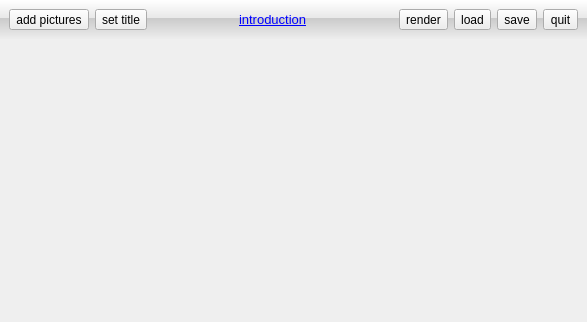
The window that FotoWall.ui (enricoros/fotowall) describes before a commit, drawn with Qt 5.
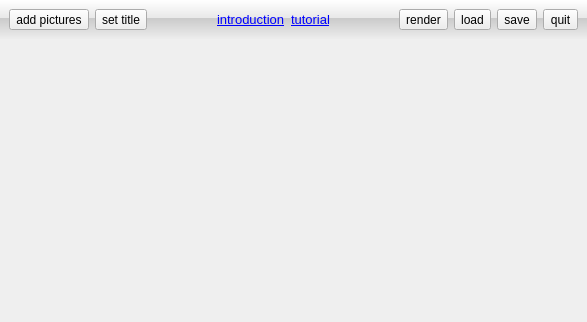
The same window after the commit. Icons and pictures are not drawn.

```diff
--- a/FotoWall.ui
+++ b/FotoWall.ui
@@ -83,6 +83,17 @@
         </property>
        </widget>
       </item>
+      <item>
+       <widget class="QLabel" name="tutLabel">
+        <property name="text">
+         <string>&lt;!DOCTYPE HTML PUBLIC &quot;-//W3C//DTD HTML 4.0//EN&quot; &quot;http://www.w3.org/TR/REC-html40/strict.dtd&quot;&gt;
+&lt;html&gt;&lt;head&gt;&lt;meta name=&quot;qrichtext&quot; content=&quot;1&quot; /&gt;&lt;style type=&quot;text/css&quot;&gt;
+p, li { white-space: pre-wrap; }
+&lt;/style&gt;&lt;/head&gt;&lt;body style=&quot; font-family:'Sans Serif'; font-size:10pt; font-weight:400; font-style:normal;&quot;&gt;
+&lt;p style=&quot; margin-top:0px; margin-bottom:0px; margin-left:0px; margin-right:0px; -qt-block-indent:0; text-indent:0px;&quot;&gt;&lt;a href=&quot;help&quot;&gt;&lt;span style=&quot; text-decoration: underline; color:#0000ff;&quot;&gt;tutorial&lt;/span&gt;&lt;/a&gt;&lt;/p&gt;&lt;/body&gt;&lt;/html&gt;</string>
+        </property>
+       </widget>
+      </item>
       <item>
        <spacer>
         <property name="orientation">
```
